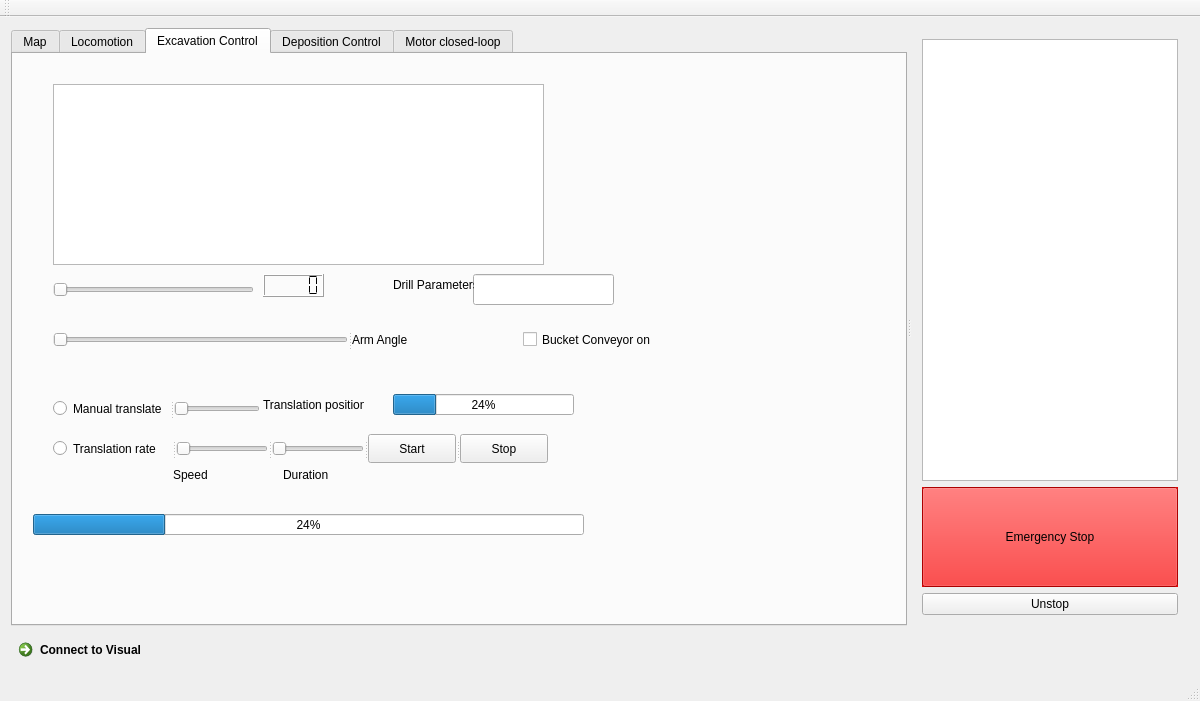
Qt form client/mainwindow.ui (CWRUbotix/NASA-RMC-2017) before a commit.
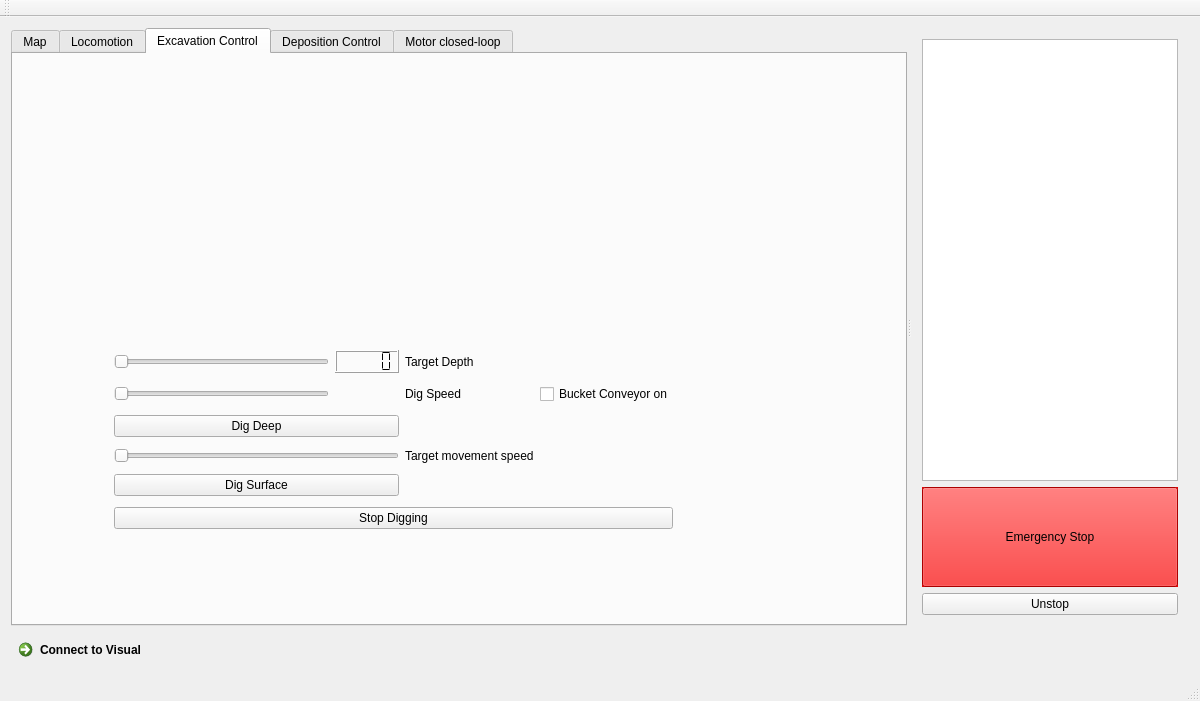
The same form after that commit. The open tabs and pages were chosen to show the change. Custom widgets are drawn as their Qt base class.

Commit message: Excavation control UI test

Diff of the .ui file:
```diff
--- a/client/mainwindow.ui
+++ b/client/mainwindow.ui
@@ -326,48 +326,6 @@
         <attribute name="title">
          <string>Excavation Control</string>
         </attribute>
-        <widget class="QCheckBox" name="checkBox">
-         <property name="geometry">
-          <rect>
-           <x>510</x>
-           <y>270</y>
-           <width>230</width>
-           <height>31</height>
-          </rect>
-         </property>
-         <property name="focusPolicy">
-          <enum>Qt::NoFocus</enum>
-         </property>
-         <property name="text">
-          <string>Bucket Conveyor on</string>
-         </property>
-        </widget>
-        <widget class="QSplitter" name="splitter_3">
-         <property name="geometry">
-          <rect>
-           <x>40</x>
-           <y>270</y>
-           <width>495</width>
-           <height>31</height>
-          </rect>
-         </property>
-         <property name="orientation">
-          <enum>Qt::Horizontal</enum>
-         </property>
-         <widget class="QSlider" name="horizontalSlider">
-          <property name="focusPolicy">
-           <enum>Qt::NoFocus</enum>
-          </property>
-          <property name="orientation">
-           <enum>Qt::Horizontal</enum>
-          </property>
-         </widget>
-         <widget class="QLabel" name="label">
-          <property name="text">
-           <string>Arm Angle</string>
-          </property>
-         </widget>
-        </widget>
         <widget class="QSplitter" name="splitter_4">
          <property name="geometry">
           <rect>
@@ -380,52 +338,44 @@
          <property name="orientation">
           <enum>Qt::Horizontal</enum>
          </property>
-         <widget class="QRadioButton" name="radioButton">
-          <property name="focusPolicy">
-           <enum>Qt::NoFocus</enum>
-          </property>
-          <property name="text">
-           <string>Manual translate</string>
-          </property>
-         </widget>
-         <widget class="QSlider" name="horizontalSlider_2">
-          <property name="focusPolicy">
-           <enum>Qt::NoFocus</enum>
-          </property>
-          <property name="orientation">
-           <enum>Qt::Horizontal</enum>
-          </property>
-         </widget>
-        </widget>
-        <widget class="QSplitter" name="splitter_2">
+        </widget>
+        <widget class="Speedometer" name="speedometer_Excavation" native="true">
+         <property name="geometry">
+          <rect>
+           <x>210</x>
+           <y>20</y>
+           <width>311</width>
+           <height>251</height>
+          </rect>
+         </property>
+        </widget>
+        <widget class="QWidget" name="layoutWidget">
          <property name="geometry">
           <rect>
-           <x>40</x>
-           <y>380</y>
-           <width>495</width>
-           <height>29</height>
+           <x>90</x>
+           <y>280</y>
+           <width>581</width>
+           <height>211</height>
           </rect>
          </property>
+         <layout class="QGridLayout" name="gridLayout_4">
+          <item row="1" column="0">
+           <widget class="QSplitter" name="splitter_3">
          <property name="orientation">
           <enum>Qt::Horizontal</enum>
          </property>
-         <widget class="QRadioButton" name="radioButton_2">
+            <widget class="QSlider" name="slider_ExcavationDigSpeed">
           <property name="focusPolicy">
            <enum>Qt::NoFocus</enum>
           </property>
-          <property name="text">
-           <string>Translation rate</string>
-          </property>
-         </widget>
-         <widget class="QSlider" name="horizontalSlider_3">
-          <property name="focusPolicy">
-           <enum>Qt::NoFocus</enum>
-          </property>
           <property name="orientation">
            <enum>Qt::Horizontal</enum>
           </property>
          </widget>
-         <widget class="QSlider" name="horizontalSlider_4">
+           </widget>
+          </item>
+          <item row="0" column="0">
+           <widget class="DrillSlider" name="slider_ExcavationTargetDepth">
           <property name="focusPolicy">
            <enum>Qt::NoFocus</enum>
           </property>
@@ -433,167 +383,83 @@
            <enum>Qt::Horizontal</enum>
           </property>
          </widget>
-         <widget class="QPushButton" name="pushButton">
+          </item>
+          <item row="0" column="1">
+           <widget class="QLCDNumber" name="drill_Depth">
           <property name="focusPolicy">
            <enum>Qt::NoFocus</enum>
           </property>
-          <property name="text">
-           <string>Start</string>
-          </property>
-         </widget>
-         <widget class="QPushButton" name="pushButton_2">
-          <property name="focusPolicy">
-           <enum>Qt::NoFocus</enum>
-          </property>
-          <property name="text">
-           <string>Stop</string>
-          </property>
-         </widget>
-        </widget>
-        <widget class="QLabel" name="label_2">
-         <property name="geometry">
-          <rect>
-           <x>250</x>
-           <y>340</y>
-           <width>101</width>
-           <height>21</height>
-          </rect>
-         </property>
-         <property name="text">
-          <string>Translation position</string>
-         </property>
-        </widget>
-        <widget class="QLabel" name="label_3">
-         <property name="geometry">
-          <rect>
-           <x>270</x>
-           <y>410</y>
-           <width>101</width>
-           <height>21</height>
-          </rect>
-         </property>
+            <property name="smallDecimalPoint">
+             <bool>false</bool>
+            </property>
+            <property name="segmentStyle">
+             <enum>QLCDNumber::Flat</enum>
+            </property>
+            <property name="value" stdset="0">
+             <double>0.000000000000000</double>
+            </property>
+           </widget>
+          </item>
+          <item row="3" column="0" colspan="2">
+           <widget class="QSlider" name="slider_ExcavationMoveSpeed">
+            <property name="orientation">
+             <enum>Qt::Horizontal</enum>
+            </property>
+           </widget>
+          </item>
+          <item row="2" column="0" colspan="2">
+           <widget class="QPushButton" name="pushButton_DigDeep">
          <property name="text">
-          <string>Duration</string>
-         </property>
-        </widget>
+             <string>Dig Deep</string>
+            </property>
+           </widget>
+          </item>
+          <item row="3" column="2">
         <widget class="QLabel" name="label_6">
-         <property name="geometry">
-          <rect>
-           <x>160</x>
-           <y>410</y>
-           <width>101</width>
-           <height>21</height>
-          </rect>
-         </property>
          <property name="text">
-          <string>Speed</string>
-         </property>
-        </widget>
-        <widget class="QProgressBar" name="locomotion_ProgressBar_2">
-         <property name="geometry">
-          <rect>
-           <x>20</x>
-           <y>460</y>
-           <width>551</width>
-           <height>21</height>
-          </rect>
-         </property>
-         <property name="maximum">
-          <number>100</number>
-         </property>
-         <property name="value">
-          <number>24</number>
-         </property>
-        </widget>
-        <widget class="QProgressBar" name="locomotion_ProgressBar_3">
-         <property name="geometry">
-          <rect>
-           <x>380</x>
-           <y>340</y>
-           <width>181</width>
-           <height>21</height>
-          </rect>
-         </property>
-         <property name="maximum">
-          <number>100</number>
-         </property>
-         <property name="value">
-          <number>24</number>
-         </property>
-        </widget>
-        <widget class="QGraphicsView" name="graphicsView_2">
-         <property name="geometry">
-          <rect>
-           <x>40</x>
-           <y>30</y>
-           <width>491</width>
-           <height>181</height>
-          </rect>
-         </property>
-         <property name="focusPolicy">
-          <enum>Qt::NoFocus</enum>
-         </property>
-        </widget>
-        <widget class="DoubleEdit" name="drillParam">
-         <property name="geometry">
-          <rect>
-           <x>460</x>
-           <y>220</y>
-           <width>141</width>
-           <height>31</height>
-          </rect>
-         </property>
-        </widget>
+             <string>Target movement speed</string>
+            </property>
+           </widget>
+          </item>
+          <item row="0" column="2">
         <widget class="QLabel" name="label_11">
-         <property name="geometry">
-          <rect>
-           <x>380</x>
-           <y>220</y>
-           <width>81</width>
-           <height>21</height>
-          </rect>
-         </property>
          <property name="text">
-          <string>Drill Parameters</string>
-         </property>
-        </widget>
-        <widget class="DrillSlider" name="drill_Slider">
-         <property name="geometry">
-          <rect>
-           <x>40</x>
-           <y>220</y>
-           <width>201</width>
-           <height>31</height>
-          </rect>
-         </property>
+             <string>Target Depth</string>
+            </property>
+           </widget>
+          </item>
+          <item row="1" column="3">
+           <widget class="QCheckBox" name="checkBox_BucketConveyorOn">
          <property name="focusPolicy">
           <enum>Qt::NoFocus</enum>
          </property>
-         <property name="orientation">
-          <enum>Qt::Horizontal</enum>
-         </property>
-        </widget>
-        <widget class="QLCDNumber" name="drill_Depth">
-         <property name="geometry">
-          <rect>
-           <x>250</x>
-           <y>220</y>
-           <width>61</width>
-           <height>23</height>
-          </rect>
-         </property>
-         <property name="focusPolicy">
-          <enum>Qt::NoFocus</enum>
-         </property>
-         <property name="smallDecimalPoint">
-          <bool>false</bool>
-         </property>
-         <property name="segmentStyle">
-          <enum>QLCDNumber::Flat</enum>
-         </property>
-         <property name="value" stdset="0">
-          <double>0.000000000000000</double>
-         </property>
+            <property name="text">
+             <string>Bucket Conveyor on</string>
+            </property>
+           </widget>
+          </item>
+          <item row="4" column="0" colspan="2">
+           <widget class="QPushButton" name="pushButton_DigSurface">
+            <property name="text">
+             <string>Dig Surface</string>
+            </property>
+           </widget>
+          </item>
+          <item row="1" column="2">
+           <widget class="QLabel" name="label_12">
+            <property name="text">
+             <string>Dig Speed</string>
+            </property>
+           </widget>
+          </item>
+          <item row="5" column="0" colspan="4">
+           <widget class="QPushButton" name="pushButton_DigStop">
+            <property name="text">
+             <string>Stop Digging</string>
+            </property>
+           </widget>
+          </item>
+         </layout>
         </widget>
        </widget>
        <widget class="QWidget" name="tab_DepositionControl">
@@ -3340,11 +3206,6 @@
    <extends>QSlider</extends>
    <header location="global">drillslider.h</header>
   </customwidget>
-  <customwidget>
-   <class>DoubleEdit</class>
-   <extends>QLineEdit</extends>
-   <header>doubleedit.h</header>
-  </customwidget>
   <customwidget>
    <class>LedIndicator</class>
    <extends>QWidget</extends>
```
Left out of the diff: 2 changed lines with no effect on the pictures. Lines whose indentation alone changed are shown as unchanged. The commit also changes 2 other files.
